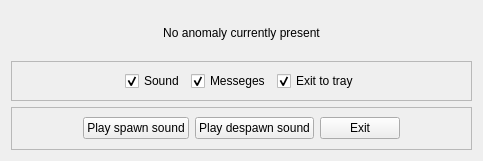
First picture: the form in ui/tracker_ui.ui, repository Kanjirito/wf-sentient-tracker, before the edit.
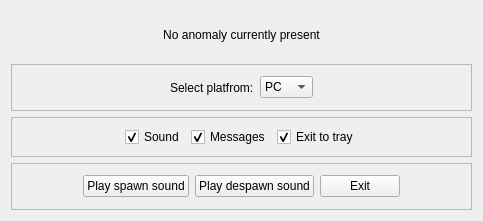
Second picture: the form after the edit.

Commit message: settings file, platform selection UI

```diff
--- a/ui/tracker_ui.ui
+++ b/ui/tracker_ui.ui
@@ -7,7 +7,7 @@
     <x>0</x>
     <y>0</y>
     <width>483</width>
-    <height>161</height>
+    <height>221</height>
    </rect>
   </property>
   <property name="windowTitle">
@@ -30,6 +30,75 @@
      </property>
     </widget>
    </item>
+   <item>
+    <widget class="QFrame" name="frame_3">
+     <property name="frameShape">
+      <enum>QFrame::StyledPanel</enum>
+     </property>
+     <property name="frameShadow">
+      <enum>QFrame::Raised</enum>
+     </property>
+     <layout class="QHBoxLayout" name="horizontalLayout_3">
+      <item>
+       <spacer name="horizontalSpacer_6">
+        <property name="orientation">
+         <enum>Qt::Horizontal</enum>
+        </property>
+        <property name="sizeHint" stdset="0">
+         <size>
+          <width>40</width>
+          <height>20</height>
+         </size>
+        </property>
+       </spacer>
+      </item>
+      <item>
+       <widget class="QLabel" name="label">
+        <property name="text">
+         <string>Select platfrom:</string>
+        </property>
+       </widget>
+      </item>
+      <item>
+       <widget class="QComboBox" name="PlatfromCombobox">
+        <item>
+         <property name="text">
+          <string>PC</string>
+         </property>
+        </item>
+        <item>
+         <property name="text">
+          <string>PS4</string>
+         </property>
+        </item>
+        <item>
+         <property name="text">
+          <string>XB1</string>
+         </property>
+        </item>
+        <item>
+         <property name="text">
+          <string>SWI</string>
+         </property>
+        </item>
+       </widget>
+      </item>
+      <item>
+       <spacer name="horizontalSpacer_5">
+        <property name="orientation">
+         <enum>Qt::Horizontal</enum>
+        </property>
+        <property name="sizeHint" stdset="0">
+         <size>
+          <width>40</width>
+          <height>20</height>
+         </size>
+        </property>
+       </spacer>
+      </item>
+     </layout>
+    </widget>
+   </item>
    <item>
     <widget class="QFrame" name="frame">
      <property name="sizePolicy">
@@ -71,7 +140,7 @@
       <item>
        <widget class="QCheckBox" name="MessegesCheckbox">
         <property name="text">
-         <string>Messeges</string>
+         <string>Messages</string>
         </property>
         <property name="checked">
          <bool>true</bool>
```
Left out of the diff: 2 changed lines with no effect on the pictures. The commit also changes 3 other files.
